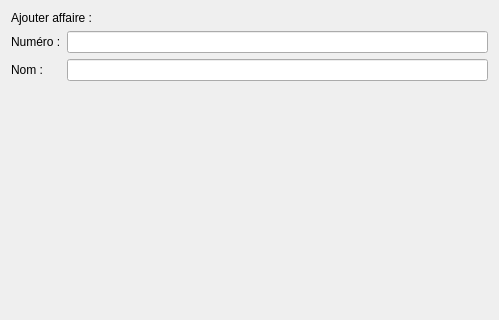
Above: planningCastel/ajouteraffairewindow.ui from brioche1703/castelPlanning before the change; both pictures show x 0 to 499 and y 0 to 320 of the 499 by 544 pixel window. Below: the same form after it.
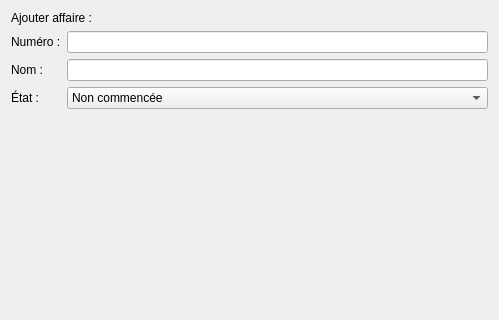
That is the form after the change.

Commit message: Test Git Desktop

```diff
--- a/planningCastel/ajouteraffairewindow.ui
+++ b/planningCastel/ajouteraffairewindow.ui
@@ -43,6 +43,32 @@
      <item row="1" column="1">
       <widget class="QLineEdit" name="QLineEdit_nom"/>
      </item>
+     <item row="2" column="0">
+      <widget class="QLabel" name="etatLabel">
+       <property name="text">
+        <string>État :</string>
+       </property>
+      </widget>
+     </item>
+     <item row="2" column="1">
+      <widget class="QComboBox" name="etatComboBox">
+       <item>
+        <property name="text">
+         <string>Non commencée</string>
+        </property>
+       </item>
+       <item>
+        <property name="text">
+         <string>En cours</string>
+        </property>
+       </item>
+       <item>
+        <property name="text">
+         <string>Terminée</string>
+        </property>
+       </item>
+      </widget>
+     </item>
     </layout>
    </item>
    <item>
```
